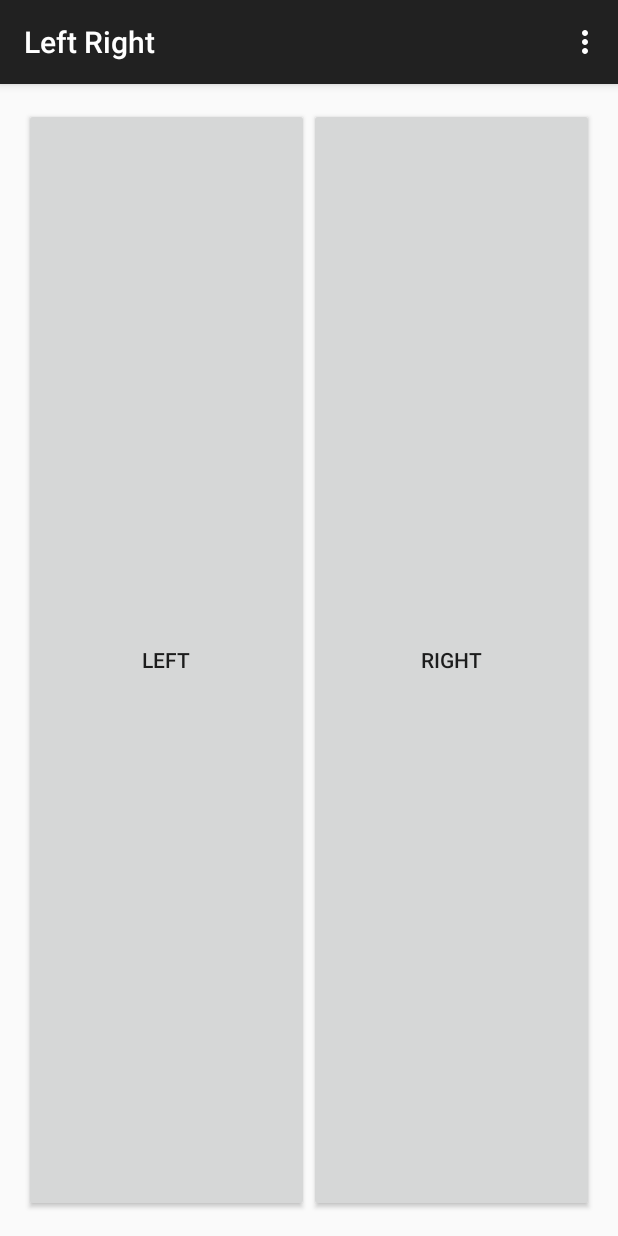
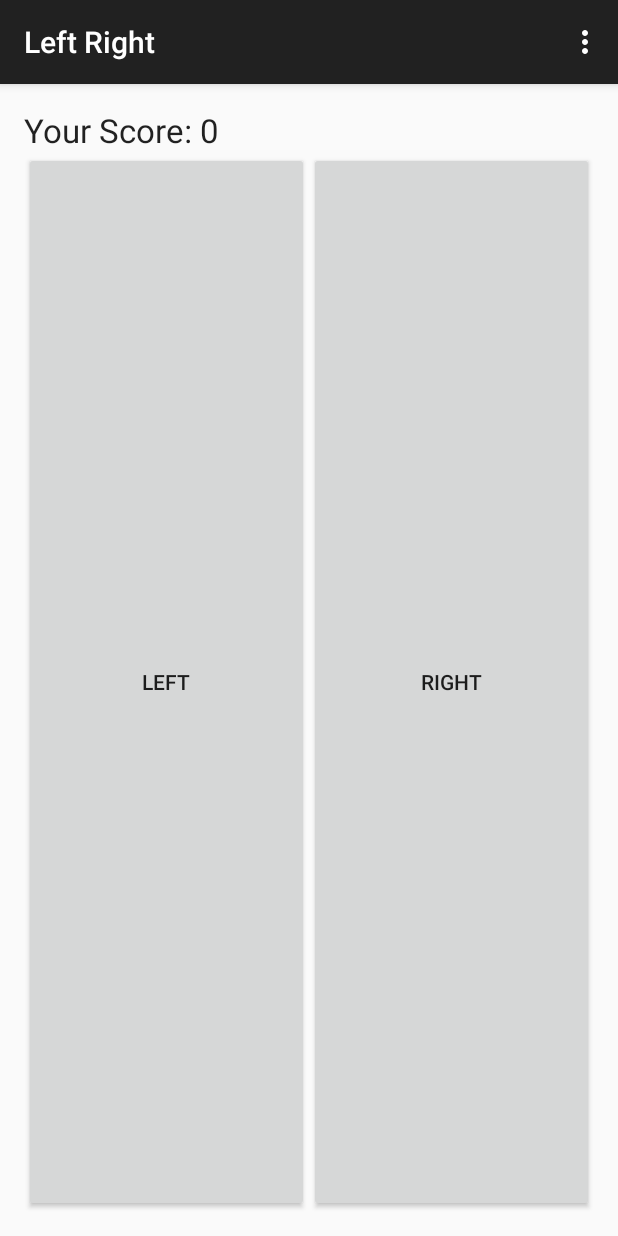
Before and after one commit to TurtleDynasty/Left-Right-Audio-Game, an Android app: the screen it shows after launch (MainActivity), on a phone screen of 412 x 824 dp. Run offline under Robolectric (Android 15) with nearby library versions, the phone set to English and light mode, and no system bars.

Commit message:
All features finished

```diff
--- a/app/src/main/java/com/example/david/leftright/MainActivity.java
+++ b/app/src/main/java/com/example/david/leftright/MainActivity.java
@@ -1,6 +1,8 @@
 package com.example.david.leftright;
 
+import android.app.AlertDialog;
 import android.content.Context;
+import android.content.DialogInterface;
 import android.media.MediaPlayer;
 import android.support.v7.app.AppCompatActivity;
 import android.os.Bundle;
@@ -8,16 +10,24 @@ import android.view.Menu;
 import android.view.MenuItem;
 import android.view.View;
 import android.util.Log;
+import android.widget.TextView;
 
 public class MainActivity extends AppCompatActivity {
     boolean isLeft = false;
     int score = 0;
     Context context = this;
+    MediaPlayer mediaPlayer;
 
     @Override
     protected void onCreate(Bundle savedInstanceState) {
         super.onCreate(savedInstanceState);
         setContentView(R.layout.activity_main);
+        new AlertDialog.Builder(context)
+                .setTitle("Instructions")
+                .setMessage("Best played with headphones. Press the side of the screen to indicate which speaker the voice comes from. The voice will try to trick you!")
+                .setIcon(android.R.drawable.ic_dialog_alert)
+                .show();
+        newCycle();
     }
 
     @Override
@@ -41,7 +51,7 @@ public class MainActivity extends AppCompatActivity {
 
         return super.onOptionsItemSelected(item);
     }
-    public boolean getRandomBoolean(View v){
+    public boolean getRandomBoolean(){
         if(Math.random()>0.5) {
             //Log.d("Debug", "true");
             return true;
@@ -51,13 +61,63 @@ public class MainActivity extends AppCompatActivity {
         }
     }
 
+    public void setScoreText(int score){
+        final TextView textViewToChange = (TextView) findViewById(R.id.textViewScore);
+        textViewToChange.setText("Your Score: " + score);
+    }
+
+    public void newCycle(){
+        isLeft = getRandomBoolean();
+
+        if(isLeft){
+            if(getRandomBoolean()){
+                mediaPlayer = MediaPlayer.create(context, R.raw.ll);
+                mediaPlayer.start(); // no need to call prepare(); create() does that for you
+            } else {
+                mediaPlayer = MediaPlayer.create(context, R.raw.rl);
+                mediaPlayer.start(); // no need to call prepare(); create() does that for you
+            }
+        } else {
+            if(getRandomBoolean()){
+                mediaPlayer = MediaPlayer.create(context, R.raw.lr);
+                mediaPlayer.start(); // no need to call prepare(); create() does that for you
+            } else {
+                mediaPlayer = MediaPlayer.create(context, R.raw.rr);
+                mediaPlayer.start(); // no need to call prepare(); create() does that for you
+            }
+        }
+    }
+
     public void clickLeftButton(View v){
         Log.d("MainActivity", "left");
+        if(isLeft){
+            score++;
+            setScoreText(score);
+            newCycle();
+        } else {
+            score = 0;
+            setScoreText(0);
+            mediaPlayer = MediaPlayer.create(context, R.raw.incorrect);
+            mediaPlayer.start(); // no need to call prepare(); create() does that for you
+            newCycle();
+        }
     }
 
     public void clickRightButton(View v){
         Log.d("MainActivity", "right");
-
+        if(isLeft){
+            score = 0;
+            setScoreText(0);
+            mediaPlayer = MediaPlayer.create(context, R.raw.incorrect);
+            mediaPlayer.start(); // no need to call prepare(); create() does that for you
+            newCycle();
+        } else {
+            score++;
+            setScoreText(score);
+            newCycle();
+        }
     }
 
+
+
 }
--- a/app/src/main/res/layout/activity_main.xml
+++ b/app/src/main/res/layout/activity_main.xml
@@ -4,6 +4,18 @@
 android:paddingRight="@dimen/activity_horizontal_margin"
 android:paddingTop="@dimen/activity_vertical_margin"
 android:paddingBottom="@dimen/activity_vertical_margin" tools:context=".MainActivity">
+
+    <LinearLayout
+        android:orientation="vertical"
+        android:layout_width="match_parent"
+        android:layout_height="match_parent">
+
+        <TextView
+            android:layout_width="wrap_content"
+            android:layout_height="wrap_content"
+            android:textAppearance="?android:attr/textAppearanceLarge"
+            android:text="Your Score: 0"
+            android:id="@+id/textViewScore" />
 
         <LinearLayout
             android:layout_width="fill_parent"
@@ -34,4 +46,7 @@
                 android:text="Right"
                 android:onClick="clickRightButton"/>
         </LinearLayout>
+
+    </LinearLayout>
+
 </RelativeLayout>
```
Also changed, not shown: 5 other files. Lines whose indentation alone changed are shown as unchanged.
